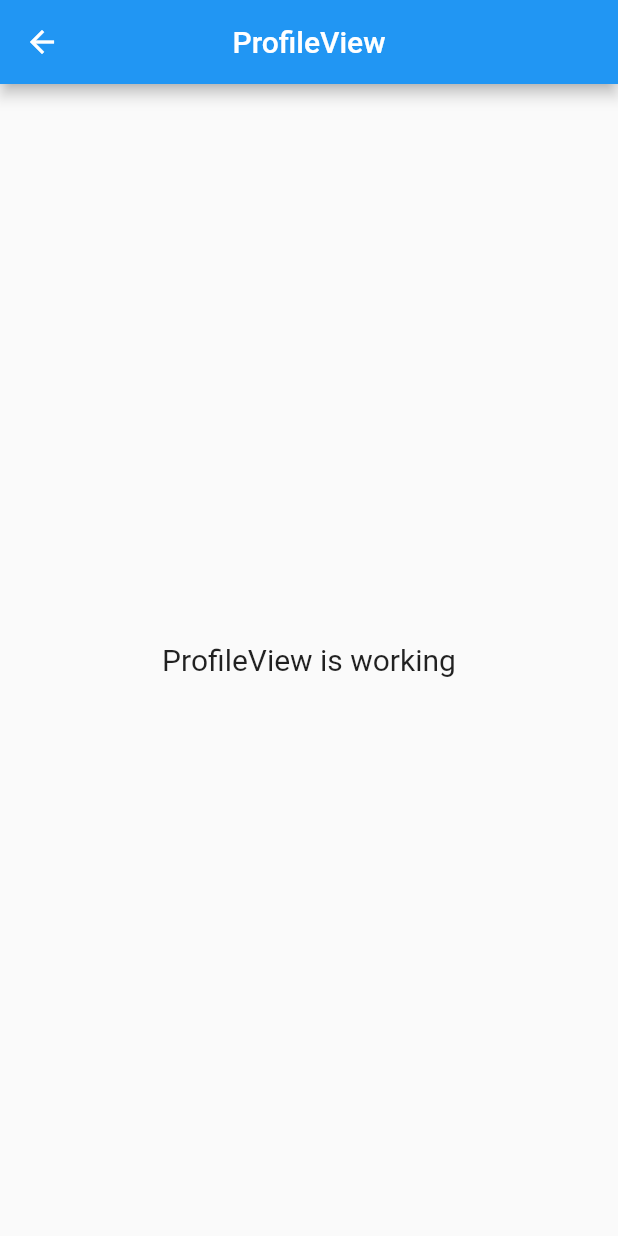
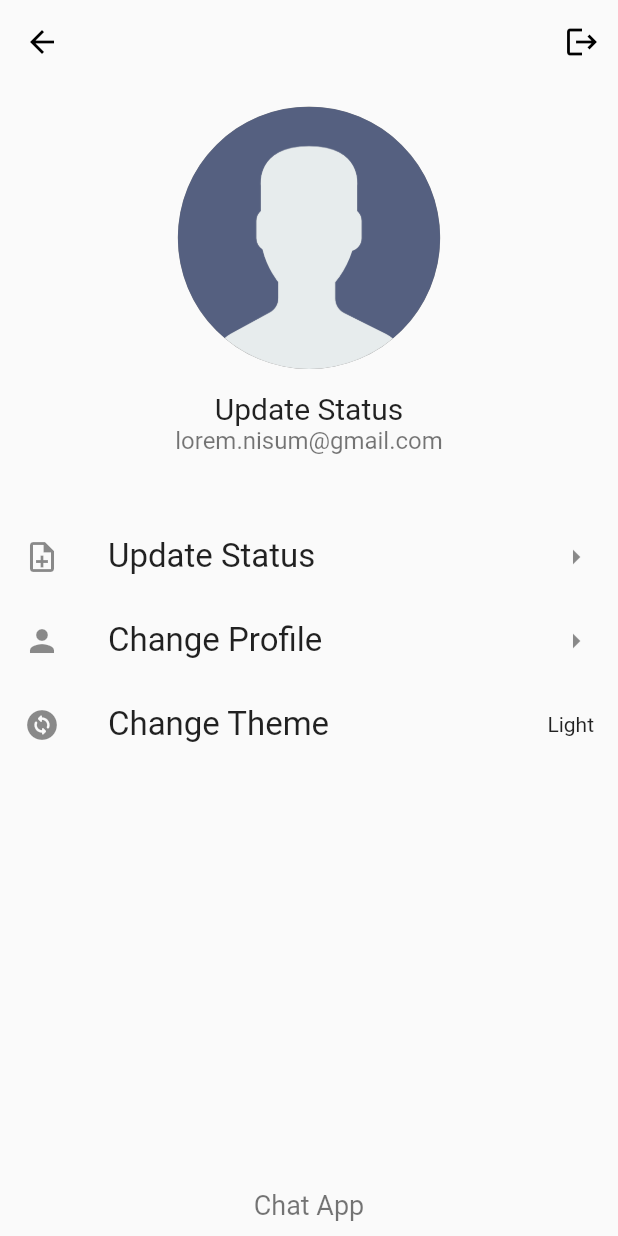
Before and after one commit to mrthikl/chat_app_flutter, a Flutter app: the ProfileView screen opened by its route, on a phone screen of 412 x 824 dp. Run offline on Flutter 3.47's test engine with Material 2 defaults, Android fonts, the phone set to English and light mode, and no system bars; our stand-ins replace firebase_core, get, introduction_screen, lottie; accounts and stored records are empty.

Commit message:
build profile screen

```diff
--- a/lib/app/modules/profile/views/profile_view.dart
+++ b/lib/app/modules/profile/views/profile_view.dart
@@ -9,16 +9,89 @@ class ProfileView extends GetView<ProfileController> {
   @override
   Widget build(BuildContext context) {
     return Scaffold(
-      appBar: AppBar(
-        title: const Text('ProfileView'),
-        centerTitle: true,
-      ),
-      body: Center(
-        child: Text(
-          'ProfileView is working',
-          style: TextStyle(fontSize: 20),
+        appBar: AppBar(
+          backgroundColor: Colors.transparent,
+          elevation: 0,
+          leading: IconButton(
+            onPressed: () {},
+            icon: Icon(
+              Icons.arrow_back,
+              color: Colors.black,
+            ),
+          ),
+          actions: [
+            IconButton(
+              onPressed: () {},
+              icon: Icon(
+                Icons.logout,
+                color: Colors.black,
+              ),
+            ),
+          ],
         ),
-      ),
-    );
+        body: Column(
+          children: [
+            Container(
+              child: Column(children: [
+                Container(
+                  margin: EdgeInsets.all(15),
+                  width: 175,
+                  height: 175,
+                  decoration: BoxDecoration(
+                      color: Colors.black38,
+                      borderRadius: BorderRadius.circular(100),
+                      image: DecorationImage(
+                          image: AssetImage("assets/logo/noimage.png"),
+                          fit: BoxFit.cover)),
+                ),
+                Text("Update Status", style: TextStyle(fontSize: 20)),
+                Text("lorem.nisum@gmail.com",
+                    style: TextStyle(color: Colors.black54, fontSize: 16)),
+              ]),
+            ),
+            SizedBox(
+              height: 40,
+            ),
+            Expanded(
+              child: Container(
+                child: Column(
+                  children: [
+                    ListTile(
+                      onTap: () {},
+                      leading: Icon(Icons.note_add_outlined),
+                      title:
+                          Text("Update Status", style: TextStyle(fontSize: 22)),
+                      trailing: Icon(Icons.arrow_right),
+                    ),
+                    ListTile(
+                      onTap: () {},
+                      leading: Icon(Icons.person),
+                      title: Text("Change Profile",
+                          style: TextStyle(fontSize: 22)),
+                      trailing: Icon(Icons.arrow_right),
+                    ),
+                    ListTile(
+                      onTap: () {},
+                      leading: Icon(Icons.change_circle_rounded),
+                      title:
+                          Text("Change Theme", style: TextStyle(fontSize: 22)),
+                      trailing: Text("Light"),
+                    ),
+                  ],
+                ),
+              ),
+            ),
+            Container(
+                margin: EdgeInsets.only(
+                    bottom: context.mediaQueryPadding.bottom + 10),
+                child: Column(
+                  mainAxisAlignment: MainAxisAlignment.center,
+                  children: [
+                    Text("Chat App",
+                        style: TextStyle(color: Colors.black54, fontSize: 18))
+                  ],
+                )),
+          ],
+        ));
   }
 }
--- a/lib/app/modules/search/views/search_view.dart
+++ b/lib/app/modules/search/views/search_view.dart
@@ -43,7 +43,7 @@ class SearchView extends GetView<SearchController> {
             centerTitle: true,
             leading: IconButton(
               onPressed: () => Get.back(),
-              icon: Icon(Icons.arrow_back_ios),
+              icon: Icon(Icons.arrow_back),
             ),
             flexibleSpace: Padding(
               padding:
--- a/lib/main.dart
+++ b/lib/main.dart
@@ -30,7 +30,7 @@ class MyApp extends StatelessWidget {
           return GetMaterialApp(
             debugShowCheckedModeBanner: false,
             title: "Chat App",
-            initialRoute: Routes.SEARCH,
+            initialRoute: Routes.PROFILE,
             getPages: AppPages.routes,
           );
           // return FutureBuilder(
```
